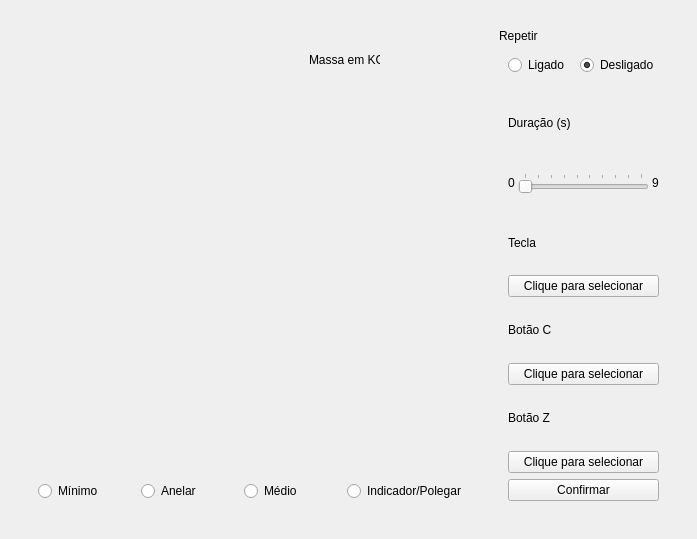
This is ui/ui_files/config_widget.ui in JPCassimiro/JHMR as Qt 5 draws it before an edit. The edited form follows.
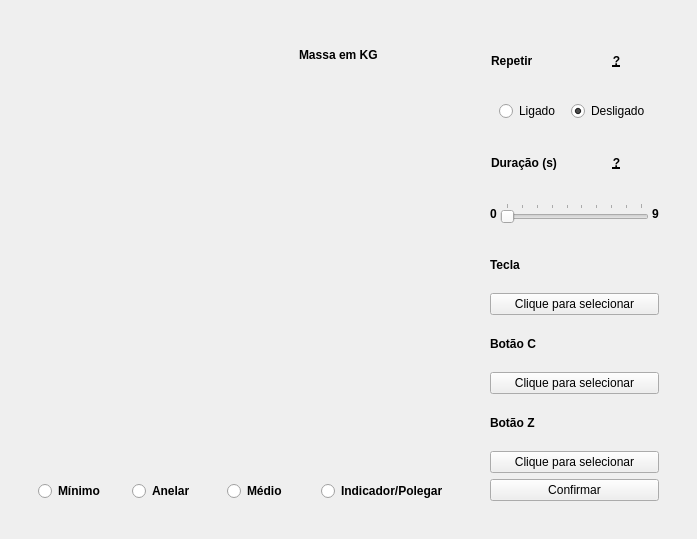
This is the edited form. Icons and pictures are not drawn.

```diff
--- a/ui/ui_files/config_widget.ui
+++ b/ui/ui_files/config_widget.ui
@@ -16,164 +16,180 @@
   <layout class="QGridLayout" name="gridLayout">
    <item row="1" column="0">
     <widget class="QWidget" name="configContainer" native="true">
-     <layout class="QGridLayout" name="gridLayout_2" rowstretch="0" columnstretch="3,1">
-      <item row="0" column="0">
-       <widget class="QWidget" name="pressureFingerContainer" native="true">
-        <layout class="QVBoxLayout" name="verticalLayout_3" stretch="1,0">
-         <item>
-          <widget class="QWidget" name="slidersContainer" native="true">
-           <widget class="QLabel" name="handImageLabel">
-            <property name="geometry">
-             <rect>
-              <x>110</x>
-              <y>150</y>
-              <width>201</width>
-              <height>151</height>
-             </rect>
-            </property>
-            <property name="text">
-             <string/>
-            </property>
-            <property name="pixmap">
-             <pixmap>../../_internal/resources/imgs/hand.png</pixmap>
-            </property>
-            <property name="scaledContents">
-             <bool>true</bool>
-            </property>
-            <property name="alignment">
-             <set>Qt::AlignmentFlag::AlignCenter</set>
-            </property>
-            <property name="wordWrap">
-             <bool>false</bool>
-            </property>
-           </widget>
-           <widget class="QLabel" name="massLabel">
-            <property name="geometry">
-             <rect>
-              <x>280</x>
-              <y>10</y>
-              <width>71</width>
-              <height>41</height>
-             </rect>
-            </property>
-            <property name="text">
-             <string>Massa em KG</string>
-            </property>
-           </widget>
-          </widget>
-         </item>
-         <item>
-          <widget class="QWidget" name="fingerButtonContainer_2" native="true">
-           <layout class="QHBoxLayout" name="fingerButtonContainer">
-            <item>
-             <widget class="QRadioButton" name="radioButtonLittle">
-              <property name="text">
-               <string>Mínimo</string>
-              </property>
-              <attribute name="buttonGroup">
-               <string notr="true">fingerButtonGroup</string>
-              </attribute>
-             </widget>
-            </item>
-            <item>
-             <widget class="QRadioButton" name="radioButtonRing">
-              <property name="text">
-               <string>Anelar</string>
-              </property>
-              <attribute name="buttonGroup">
-               <string notr="true">fingerButtonGroup</string>
-              </attribute>
-             </widget>
-            </item>
-            <item>
-             <widget class="QRadioButton" name="radioButtonMiddle">
-              <property name="text">
-               <string>Médio</string>
-              </property>
-              <attribute name="buttonGroup">
-               <string notr="true">fingerButtonGroup</string>
-              </attribute>
-             </widget>
-            </item>
-            <item>
-             <widget class="QRadioButton" name="radioButtonIndex">
-              <property name="text">
-               <string>Indicador/Polegar</string>
-              </property>
-              <attribute name="buttonGroup">
-               <string notr="true">fingerButtonGroup</string>
-              </attribute>
-             </widget>
-            </item>
-           </layout>
-          </widget>
-         </item>
-        </layout>
-       </widget>
-      </item>
+     <layout class="QGridLayout" name="gridLayout_2" rowstretch="0" columnstretch="3,0">
       <item row="0" column="1">
        <widget class="QWidget" name="optionsContainer" native="true">
-        <layout class="QVBoxLayout" name="verticalLayout" stretch="0,0,3">
+        <layout class="QVBoxLayout" name="verticalLayout" stretch="3">
          <property name="spacing">
           <number>3</number>
          </property>
-         <item>
-          <widget class="QLabel" name="repeatButtonLabel">
-           <property name="text">
-            <string>Repetir</string>
-           </property>
-          </widget>
-         </item>
-         <item>
-          <widget class="QWidget" name="repeatButtonContainer" native="true">
-           <layout class="QHBoxLayout" name="horizontalLayout">
-            <property name="spacing">
-             <number>10</number>
-            </property>
-            <item>
-             <widget class="QRadioButton" name="repeatOnButton">
-              <property name="text">
-               <string>Ligado</string>
-              </property>
-              <property name="checked">
-               <bool>false</bool>
-              </property>
-              <attribute name="buttonGroup">
-               <string notr="true">repeatButtonGroup</string>
-              </attribute>
-             </widget>
-            </item>
-            <item>
-             <widget class="QRadioButton" name="repeatOffButton">
-              <property name="text">
-               <string>Desligado</string>
-              </property>
-              <property name="checked">
-               <bool>true</bool>
-              </property>
-              <attribute name="buttonGroup">
-               <string notr="true">repeatButtonGroup</string>
-              </attribute>
-             </widget>
-            </item>
-           </layout>
-          </widget>
-         </item>
          <item>
           <widget class="QWidget" name="optionsButtonsContainer" native="true">
-           <layout class="QVBoxLayout" name="verticalLayout_2" stretch="0,0,0,0,0,0,0,0,0">
+           <layout class="QVBoxLayout" name="verticalLayout_2" stretch="0,0,0,0,0,0,0,0,0,0,0">
             <property name="spacing">
              <number>6</number>
             </property>
             <item>
-             <widget class="QLabel" name="durationLabel">
-              <property name="text">
-               <string>Duração (s)</string>
-              </property>
+             <widget class="QWidget" name="repeatLabelContainer" native="true">
+              <layout class="QHBoxLayout" name="horizontalLayout_3">
+               <property name="spacing">
+                <number>1</number>
+               </property>
+               <property name="leftMargin">
+                <number>1</number>
+               </property>
+               <property name="topMargin">
+                <number>1</number>
+               </property>
+               <property name="rightMargin">
+                <number>1</number>
+               </property>
+               <property name="bottomMargin">
+                <number>1</number>
+               </property>
+               <item>
+                <widget class="QLabel" name="repeatButtonLabel">
+                 <property name="font">
+                  <font>
+                   <bold>true</bold>
+                  </font>
+                 </property>
+                 <property name="text">
+                  <string>Repetir</string>
+                 </property>
+                </widget>
+               </item>
+               <item>
+                <widget class="QLabel" name="repeatHelperLabel">
+                 <property name="font">
+                  <font>
+                   <italic>false</italic>
+                   <bold>true</bold>
+                   <underline>true</underline>
+                   <strikeout>false</strikeout>
+                   <kerning>true</kerning>
+                  </font>
+                 </property>
+                 <property name="toolTip">
+                  <string comment="ConfigScreenHelper">Quando ligado, a entrada configurada será repetida múltiplas vezes enquanto o sensor estiver pressionado</string>
+                 </property>
+                 <property name="whatsThis">
+                  <string/>
+                 </property>
+                 <property name="styleSheet">
+                  <string notr="true"/>
+                 </property>
+                 <property name="text">
+                  <string>?</string>
+                 </property>
+                 <property name="alignment">
+                  <set>Qt::AlignmentFlag::AlignCenter</set>
+                 </property>
+                </widget>
+               </item>
+              </layout>
+             </widget>
+            </item>
+            <item>
+             <widget class="QWidget" name="repeatButtonContainer" native="true">
+              <layout class="QHBoxLayout" name="horizontalLayout">
+               <property name="spacing">
+                <number>10</number>
+               </property>
+               <item>
+                <widget class="QRadioButton" name="repeatOnButton">
+                 <property name="text">
+                  <string>Ligado</string>
+                 </property>
+                 <property name="checked">
+                  <bool>false</bool>
+                 </property>
+                 <attribute name="buttonGroup">
+                  <string notr="true">repeatButtonGroup</string>
+                 </attribute>
+                </widget>
+               </item>
+               <item>
+                <widget class="QRadioButton" name="repeatOffButton">
+                 <property name="text">
+                  <string>Desligado</string>
+                 </property>
+                 <property name="checked">
+                  <bool>true</bool>
+                 </property>
+                 <attribute name="buttonGroup">
+                  <string notr="true">repeatButtonGroup</string>
+                 </attribute>
+                </widget>
+               </item>
+              </layout>
+             </widget>
+            </item>
+            <item>
+             <widget class="QWidget" name="durationLabalContainer" native="true">
+              <layout class="QHBoxLayout" name="horizontalLayout_4">
+               <property name="spacing">
+                <number>1</number>
+               </property>
+               <property name="leftMargin">
+                <number>1</number>
+               </property>
+               <property name="topMargin">
+                <number>1</number>
+               </property>
+               <property name="rightMargin">
+                <number>1</number>
+               </property>
+               <property name="bottomMargin">
+                <number>1</number>
+               </property>
+               <item>
+                <widget class="QLabel" name="durationLabel">
+                 <property name="font">
+                  <font>
+                   <bold>true</bold>
+                  </font>
+                 </property>
+                 <property name="text">
+                  <string>Duração (s)</string>
+                 </property>
+                </widget>
+               </item>
+               <item>
+                <widget class="QLabel" name="durationHelperLabel">
+                 <property name="font">
+                  <font>
+                   <italic>false</italic>
+                   <bold>true</bold>
+                   <underline>true</underline>
+                   <strikeout>false</strikeout>
+                   <kerning>true</kerning>
+                  </font>
+                 </property>
+                 <property name="toolTip">
+                  <string comment="ConfigScreenHelper">Quantos segundos de pressão contínua são necessários para que o controle registre uma entrada</string>
+                 </property>
+                 <property name="styleSheet">
+                  <string notr="true"/>
+                 </property>
+                 <property name="text">
+                  <string>?</string>
+                 </property>
+                 <property name="alignment">
+                  <set>Qt::AlignmentFlag::AlignCenter</set>
+                 </property>
+                </widget>
+               </item>
+              </layout>
              </widget>
             </item>
             <item>
              <widget class="QWidget" name="durationSliderContainer" native="true">
+              <property name="font">
+               <font>
+                <bold>true</bold>
+               </font>
+              </property>
               <layout class="QHBoxLayout" name="horizontalLayout_2" stretch="0,1,0">
                <property name="spacing">
                 <number>3</number>
@@ -234,6 +250,11 @@
             </item>
             <item>
              <widget class="QLabel" name="pressureLabel">
+              <property name="font">
+               <font>
+                <bold>true</bold>
+               </font>
+              </property>
               <property name="text">
                <string>Tecla</string>
               </property>
@@ -248,6 +269,11 @@
             </item>
             <item>
              <widget class="QLabel" name="CButtonlable">
+              <property name="font">
+               <font>
+                <bold>true</bold>
+               </font>
+              </property>
               <property name="text">
                <string>Botão C</string>
               </property>
@@ -262,6 +288,11 @@
             </item>
             <item>
              <widget class="QLabel" name="ZButtonLabel">
+              <property name="font">
+               <font>
+                <bold>true</bold>
+               </font>
+              </property>
               <property name="text">
                <string>Botão Z</string>
               </property>
@@ -287,6 +318,125 @@
         </layout>
        </widget>
       </item>
+      <item row="0" column="0">
+       <widget class="QWidget" name="pressureFingerContainer" native="true">
+        <layout class="QVBoxLayout" name="verticalLayout_3" stretch="1,0">
+         <item>
+          <widget class="QWidget" name="slidersContainer" native="true">
+           <widget class="QLabel" name="handImageLabel">
+            <property name="geometry">
+             <rect>
+              <x>110</x>
+              <y>150</y>
+              <width>201</width>
+              <height>151</height>
+             </rect>
+            </property>
+            <property name="text">
+             <string/>
+            </property>
+            <property name="pixmap">
+             <pixmap>../../_internal/resources/imgs/hand.png</pixmap>
+            </property>
+            <property name="scaledContents">
+             <bool>true</bool>
+            </property>
+            <property name="alignment">
+             <set>Qt::AlignmentFlag::AlignCenter</set>
+            </property>
+            <property name="wordWrap">
+             <bool>false</bool>
+            </property>
+           </widget>
+           <widget class="QLabel" name="massLabel">
+            <property name="geometry">
+             <rect>
+              <x>270</x>
+              <y>10</y>
+              <width>81</width>
+              <height>31</height>
+             </rect>
+            </property>
+            <property name="font">
+             <font>
+              <bold>true</bold>
+             </font>
+            </property>
+            <property name="text">
+             <string>Massa em KG</string>
+            </property>
+           </widget>
+          </widget>
+         </item>
+         <item>
+          <widget class="QWidget" name="fingerButtonContainer_2" native="true">
+           <layout class="QHBoxLayout" name="fingerButtonContainer">
+            <item>
+             <widget class="QRadioButton" name="radioButtonLittle">
+              <property name="font">
+               <font>
+                <bold>true</bold>
+               </font>
+              </property>
+              <property name="text">
+               <string>Mínimo</string>
+              </property>
+              <attribute name="buttonGroup">
+               <string notr="true">fingerButtonGroup</string>
+              </attribute>
+             </widget>
+            </item>
+            <item>
+             <widget class="QRadioButton" name="radioButtonRing">
+              <property name="font">
+               <font>
+                <bold>true</bold>
+               </font>
+              </property>
+              <property name="text">
+               <string>Anelar</string>
+              </property>
+              <attribute name="buttonGroup">
+               <string notr="true">fingerButtonGroup</string>
+              </attribute>
+             </widget>
+            </item>
+            <item>
+             <widget class="QRadioButton" name="radioButtonMiddle">
+              <property name="font">
+               <font>
+                <bold>true</bold>
+               </font>
+              </property>
+              <property name="text">
+               <string>Médio</string>
+              </property>
+              <attribute name="buttonGroup">
+               <string notr="true">fingerButtonGroup</string>
+              </attribute>
+             </widget>
+            </item>
+            <item>
+             <widget class="QRadioButton" name="radioButtonIndex">
+              <property name="font">
+               <font>
+                <bold>true</bold>
+               </font>
+              </property>
+              <property name="text">
+               <string>Indicador/Polegar</string>
+              </property>
+              <attribute name="buttonGroup">
+               <string notr="true">fingerButtonGroup</string>
+              </attribute>
+             </widget>
+            </item>
+           </layout>
+          </widget>
+         </item>
+        </layout>
+       </widget>
+      </item>
      </layout>
     </widget>
    </item>
```
Left out of the diff: 12 changed lines with no effect on the pictures.
